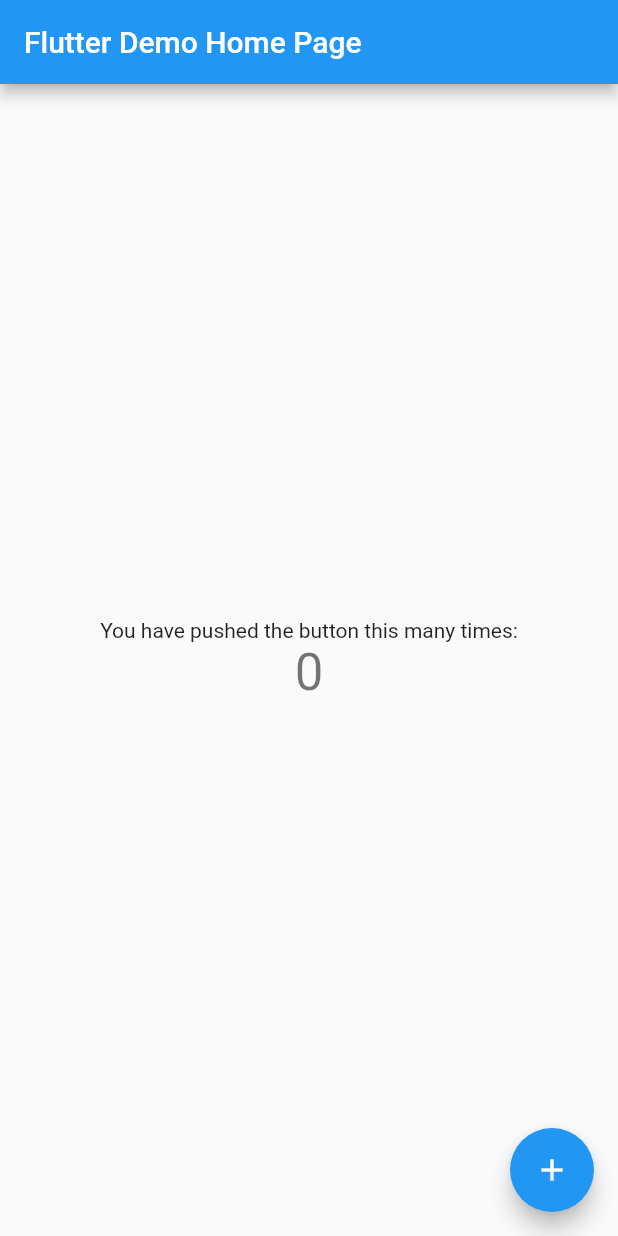
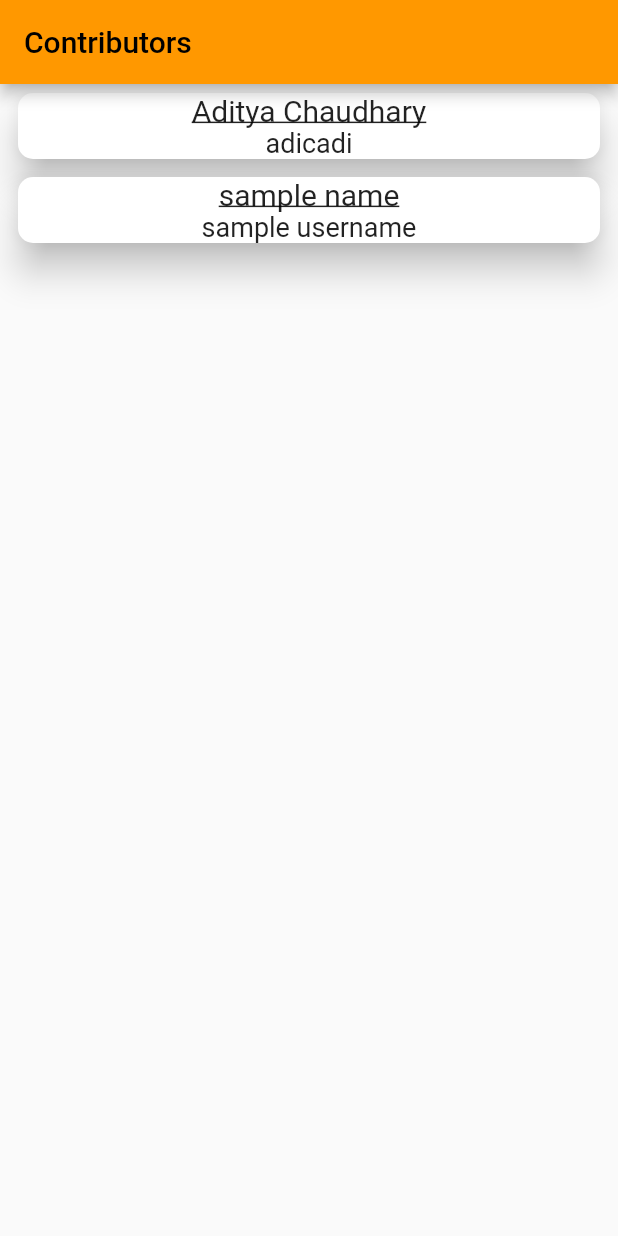
Before and after one commit to adicadi/hacktoberfest2k21, a Flutter app: the screen it shows after launch, on a phone screen of 412 x 824 dp. Run offline on Flutter 3.47's test engine with Material 2 defaults, Android fonts, the phone set to English and light mode, and no system bars.

Commit message:
First Commit

```diff
--- a/lib/main.dart
+++ b/lib/main.dart
@@ -1,4 +1,5 @@
 import 'package:flutter/material.dart';
+import 'package:hacktoberfest2k21/users.dart';
 
 void main() {
   runApp(MyApp());
@@ -9,105 +10,11 @@
   @override
   Widget build(BuildContext context) {
     return MaterialApp(
-      title: 'Flutter Demo',
+      title: 'HacktoberFest2k21',
       theme: ThemeData(
-        // This is the theme of your application.
-        //
-        // Try running your application with "flutter run". You'll see the
-        // application has a blue toolbar. Then, without quitting the app, try
-        // changing the primarySwatch below to Colors.green and then invoke
-        // "hot reload" (press "r" in the console where you ran "flutter run",
-        // or simply save your changes to "hot reload" in a Flutter IDE).
-        // Notice that the counter didn't reset back to zero; the application
-        // is not restarted.
-        primarySwatch: Colors.blue,
+        primarySwatch: Colors.orange,
       ),
-      home: MyHomePage(title: 'Flutter Demo Home Page'),
+      home: UsersList(),
     );
   }
 }
-
-class MyHomePage extends StatefulWidget {
-  MyHomePage({Key? key, required this.title}) : super(key: key);
-
-  // This widget is the home page of your application. It is stateful, meaning
-  // that it has a State object (defined below) that contains fields that affect
-  // how it looks.
-
-  // This class is the configuration for the state. It holds the values (in this
-  // case the title) provided by the parent (in this case the App widget) and
-  // used by the build method of the State. Fields in a Widget subclass are
-  // always marked "final".
-
-  final String title;
-
-  @override
-  _MyHomePageState createState() => _MyHomePageState();
-}
-
-class _MyHomePageState extends State<MyHomePage> {
-  int _counter = 0;
-
-  void _incrementCounter() {
-    setState(() {
-      // This call to setState tells the Flutter framework that something has
-      // changed in this State, which causes it to rerun the build method below
-      // so that the display can reflect the updated values. If we changed
-      // _counter without calling setState(), then the build method would not be
-      // called again, and so nothing would appear to happen.
-      _counter++;
-    });
-  }
-
-  @override
-  Widget build(BuildContext context) {
-    // This method is rerun every time setState is called, for instance as done
-    // by the _incrementCounter method above.
-    //
-    // The Flutter framework has been optimized to make rerunning build methods
-    // fast, so that you can just rebuild anything that needs updating rather
-    // than having to individually change instances of widgets.
-    return Scaffold(
-      appBar: AppBar(
-        // Here we take the value from the MyHomePage object that was created by
-        // the App.build method, and use it to set our appbar title.
-        title: Text(widget.title),
-      ),
-      body: Center(
-        // Center is a layout widget. It takes a single child and positions it
-        // in the middle of the parent.
-        child: Column(
-          // Column is also a layout widget. It takes a list of children and
-          // arranges them vertically. By default, it sizes itself to fit its
-          // children horizontally, and tries to be as tall as its parent.
-          //
-          // Invoke "debug painting" (press "p" in the console, choose the
-          // "Toggle Debug Paint" action from the Flutter Inspector in Android
-          // Studio, or the "Toggle Debug Paint" command in Visual Studio Code)
-          // to see the wireframe for each widget.
-          //
-          // Column has various properties to control how it sizes itself and
-          // how it positions its children. Here we use mainAxisAlignment to
-          // center the children vertically; the main axis here is the vertical
-          // axis because Columns are vertical (the cross axis would be
-          // horizontal).
-          mainAxisAlignment: MainAxisAlignment.center,
-          children: <Widget>[
-            Text(
-              'You have pushed the button this many times:',
-            ),
-            Text(
-              '$_counter',
-              style: Theme.of(context).textTheme.headline4,
-            ),
-          ],
-        ),
-      ),
-      floatingActionButton: FloatingActionButton(
-        onPressed: _incrementCounter,
-        tooltip: 'Increment',
-        child: Icon(Icons.add),
-      ), // This trailing comma makes auto-formatting nicer for build methods.
-    );
-  }
-}
--- /dev/null
+++ b/lib/users.dart
@@ -0,0 +1,55 @@
+import 'package:flutter/material.dart';
+import 'dart:convert';
+
+class UsersList extends StatefulWidget {
+  UsersList({Key? key}) : super(key: key);
+
+  @override
+  _UsersListState createState() => _UsersListState();
+}
+
+class _UsersListState extends State<UsersList> {
+  late List data;
+
+  @override
+  Widget build(BuildContext context) {
+    return Scaffold(
+      appBar: AppBar(
+        title: Text('Contributors'),
+      ),
+      body: Center(
+        child: FutureBuilder(
+            future: DefaultAssetBundle.of(context)
+                .loadString('user/contributors.json'),
+            builder: (context, snapshot) {
+              var newData = json.decode(snapshot.data.toString());
+
+              return ListView.builder(
+                itemBuilder: (context, index) {
+                  return Padding(
+                    padding:
+                        const EdgeInsets.symmetric(vertical: 2, horizontal: 8),
+                    child: Card(
+                      elevation: 10,
+                      shape: RoundedRectangleBorder(
+                          borderRadius: BorderRadius.circular(10)),
+                      child: Column(
+                        children: [
+                          Text(newData[index]['name'],
+                              style: TextStyle(
+                                  fontSize: 20,
+                                  decoration: TextDecoration.underline)),
+                          Text(newData[index]['username'],
+                              style: TextStyle(fontSize: 18)),
+                        ],
+                      ),
+                    ),
+                  );
+                },
+                itemCount: newData == null ? 0 : newData.length,
+              );
+            }),
+      ),
+    );
+  }
+}
--- a/pubspec.yaml
+++ b/pubspec.yaml
@@ -45,8 +45,8 @@
   uses-material-design: true
 
   # To add assets to your application, add an assets section, like this:
-  # assets:
-  #   - images/a_dot_burr.jpeg
+  assets:
+    - user/contributors.json
   #   - images/a_dot_ham.jpeg
 
   # An image asset can refer to one or more resolution-specific "variants", see
--- /dev/null
+++ b/user/contributors.json
@@ -0,0 +1,10 @@
+[
+    {
+        "name": "Aditya Chaudhary",
+        "username": "adicadi"
+    },
+    {
+        "name": "sample name",
+        "username": "sample username"
+    }
+]
```
